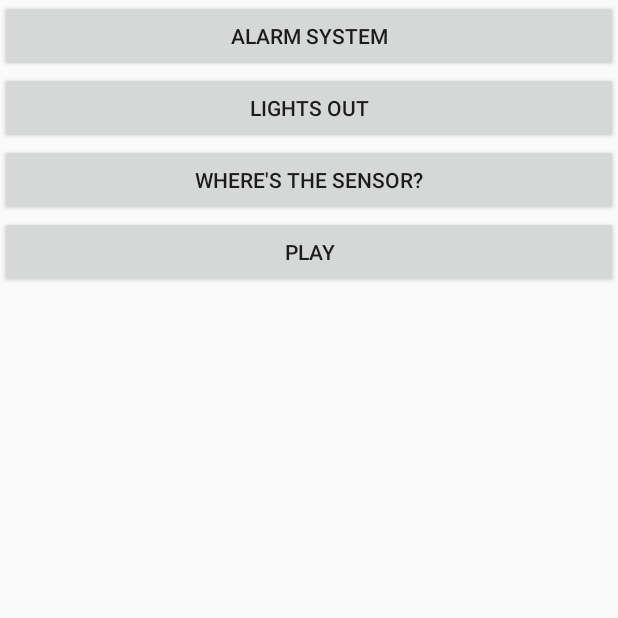
After one commit to aashnashroff/domino, an Android app: the ChallengeActivity screen opened directly, with no data from a screen before it, on a phone screen of 412 x 824 dp, the top half of it. The commit adds this screen. Run offline under Robolectric (Android 15) with nearby library versions, the phone set to English and light mode, and no system bars; Roboto replaces fonts that are not available here.

Commit message:
Added light challenges page

```diff
--- a/app/src/main/AndroidManifest.xml
+++ b/app/src/main/AndroidManifest.xml
@@ -19,10 +19,7 @@
         <activity android:name=".PlayActivity" />
         <activity android:name=".AccelPlayActivity" />
         <activity android:name=".LightPlayActivity" />
-        <activity
-            android:name=".BuildActivity"
-            android:label="@string/title_activity_build"
-            android:theme="@style/AppTheme"></activity>
+        <activity android:name=".ChallengeActivity"></activity>
     </application>
 
 </manifest>
--- /dev/null
+++ b/app/src/main/java/com/aashnashroff/domino/ChallengeActivity.java
@@ -0,0 +1,24 @@
+package com.aashnashroff.domino;
+
+import android.content.Intent;
+import android.support.v7.app.AppCompatActivity;
+import android.os.Bundle;
+import android.view.View;
+
+public class ChallengeActivity extends AppCompatActivity {
+
+    @Override
+    protected void onCreate(Bundle savedInstanceState) {
+        super.onCreate(savedInstanceState);
+        setContentView(R.layout.activity_challenge);
+    }
+
+    /** Called when the user touches the play button. */
+    public void startPlay(View view) {
+        Intent intent = new Intent(this, LightPlayActivity.class);
+        startActivity(intent);
+        setContentView(R.layout.activity_light_play);
+    }
+
+
+}
--- a/app/src/main/java/com/aashnashroff/domino/PlayActivity.java
+++ b/app/src/main/java/com/aashnashroff/domino/PlayActivity.java
@@ -14,9 +14,9 @@ public class PlayActivity extends AppCompatActivity {
     }
 
     public void startLight(View view) {
-        Intent intent = new Intent(this, LightPlayActivity.class);
+        Intent intent = new Intent(this, ChallengeActivity.class);
         startActivity(intent);
-        setContentView(R.layout.activity_light_play);
+        setContentView(R.layout.activity_challenge);
     }
 
     public void startAccelerometer(View view) {
--- /dev/null
+++ b/app/src/main/res/layout/activity_challenge.xml
@@ -0,0 +1,44 @@
+<?xml version="1.0" encoding="utf-8"?>
+<android.support.v7.widget.LinearLayoutCompat xmlns:android="http://schemas.android.com/apk/res/android"
+    xmlns:app="http://schemas.android.com/apk/res-auto"
+    xmlns:tools="http://schemas.android.com/tools"
+    android:layout_width="match_parent"
+    android:layout_height="match_parent"
+    android:orientation="vertical">
+    tools:context="com.aashnashroff.domino.ChallengeActivity">
+
+
+    <Button
+        android:id="@+id/button"
+        android:layout_width="match_parent"
+        android:layout_height="wrap_content"
+        android:text="Alarm System"
+        tools:layout_editor_absoluteX="80dp"
+        tools:layout_editor_absoluteY="224dp" />
+
+    <Button
+        android:id="@+id/button2"
+        android:layout_width="match_parent"
+        android:layout_height="wrap_content"
+        android:text="Lights Out"
+        tools:layout_editor_absoluteX="80dp"
+        tools:layout_editor_absoluteY="302dp" />
+
+    <Button
+        android:id="@+id/button3"
+        android:layout_width="match_parent"
+        android:layout_height="wrap_content"
+        android:text="Where's the sensor?"
+        tools:layout_editor_absoluteX="80dp"
+        tools:layout_editor_absoluteY="372dp" />
+
+    <Button
+        android:id="@+id/button4"
+        android:layout_width="match_parent"
+        android:layout_height="wrap_content"
+        android:onClick="startPlay"
+        android:text="Play"
+        tools:layout_editor_absoluteX="80dp"
+        tools:layout_editor_absoluteY="149dp" />
+
+</android.support.v7.widget.LinearLayoutCompat>
--- a/app/src/main/res/layout/activity_light_play.xml
+++ b/app/src/main/res/layout/activity_light_play.xml
@@ -26,7 +26,7 @@
         android:layout_height="wrap_content"
         android:layout_marginTop="20dp"
         android:textColor="#FCFCFC"
-        android:textSize="80sp"
+        android:textSize="40sp"
         android:gravity="center"
         />
 
```
